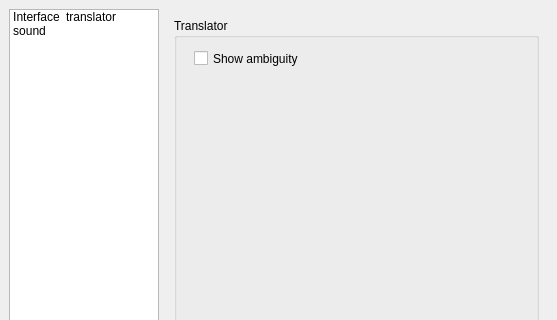
This is preferences.ui in tachyons/mltranslator as Qt 5 draws it before an edit; both pictures show x 0 to 557 and y 0 to 320 of the 557 by 467 pixel window. The edited form follows.
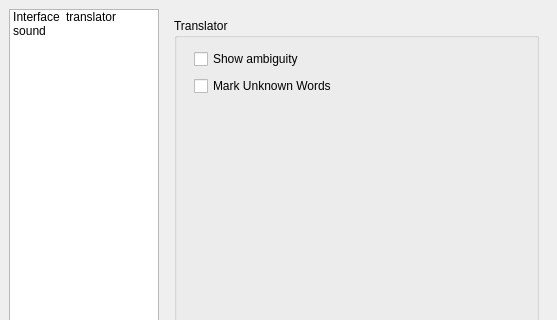
This is the edited form. The open tabs and pages were chosen to show the change. Icons and pictures are not drawn.

Patch:
```diff
--- a/preferences.ui
+++ b/preferences.ui
@@ -151,18 +151,31 @@
               <property name="title">
                <string>Translator</string>
               </property>
-              <widget class="QCheckBox" name="ShowAmbiguity">
+              <widget class="QWidget" name="layoutWidget">
                <property name="geometry">
                 <rect>
                  <x>20</x>
                  <y>30</y>
-                 <width>281</width>
-                 <height>21</height>
+                 <width>271</width>
+                 <height>50</height>
                 </rect>
                </property>
+               <layout class="QVBoxLayout" name="verticalLayout_3">
+                <item>
+                 <widget class="QCheckBox" name="ShowAmbiguity">
                <property name="text">
                 <string>Show ambiguity</string>
                </property>
+                 </widget>
+                </item>
+                <item>
+                 <widget class="QCheckBox" name="IsMarkUnknownWords">
+                  <property name="text">
+                   <string>Mark Unknown Words</string>
+                  </property>
+                 </widget>
+                </item>
+               </layout>
               </widget>
              </widget>
             </item>
```
Left out of the diff: 2 changed lines with no effect on the pictures. Lines whose indentation alone changed are shown as unchanged.
